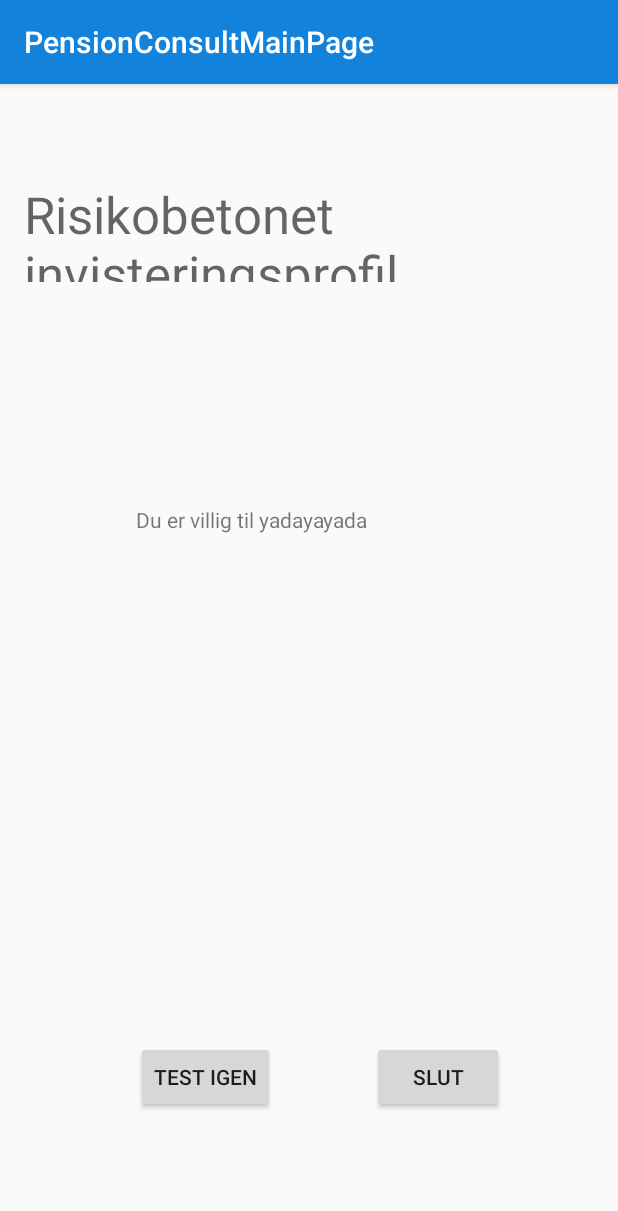
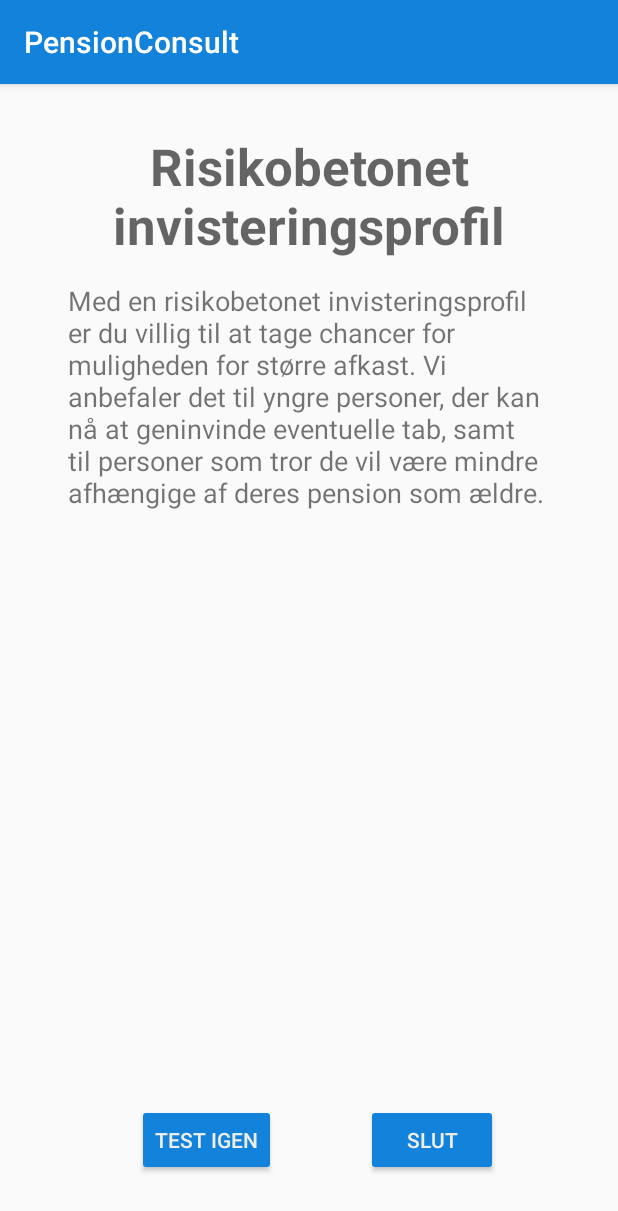
Before and after one commit to s147300/final_pensionconsult, an Android app: the TestResult screen opened directly, with no data from a screen before it, on a phone screen of 412 x 824 dp. Shown: the top 1211 px of the screen. Run offline under Robolectric (Android 15) with nearby library versions, the phone set to English and light mode, and no system bars; 1 statement that could not run was skipped.

Commit message:
test-result page test and layout changes

```diff
--- a/app/src/main/java/com/example/jonathanlarsen/pensionconsultmainpage/TestResult.java
+++ b/app/src/main/java/com/example/jonathanlarsen/pensionconsultmainpage/TestResult.java
@@ -30,19 +30,19 @@ public class TestResult extends AppCompatActivity implements View.OnClickListene
 
         if (value < 2.84) {
             headline.setText("Risikobetonet invisteringsprofil");
-            resultText.setText("Du er villig til yadayayada");
+            resultText.setText("Med en risikobetonet invisteringsprofil er du villig til at tage chancer for muligheden for større afkast. Vi anbefaler det til yngre personer, der kan nå at geninvinde eventuelle tab, samt til personer som tror de vil være mindre afhængige af deres pension som ældre.");
         }
         if (value > 2.84 && value < 3.15) {
             headline.setText("Gennemsnitlig invisteringsprofil");
-            resultText.setText("Du er villig til yadayayada");
+            resultText.setText("Med en gennemsnitlig invisteringsprofil er du villig til at tage chancer, men måske kun i dele af din opsparingsperiode. Det kan f.eks. være givligt for dig invisterer din pension i aktier imens du er ung og senere skifte over til obligationer");
         }
         if (value > 3.15 && value < 3.48) {
             headline.setText("Forsigtig invisteringsprofil");
-            resultText.setText("Du er villig til yadayayada");
+            resultText.setText("Med en forsigtig invisteringsprofil er det bedste at holde sig til invistering med lave svingninger, typisk obligatione. Der kan dog stadig være fordele ved at ændre til en mere risikobetonet gruppe i perioder af dit liv. Vi vil gerne hjælpe dig med at tage beslutninger omkring din pension undervejs. ");
         }
         if (value > 3.48) {
             headline.setText("Meget lav invisteringsprofil");
-            resultText.setText("Du er villig til yadayayada");
+            resultText.setText("Med en meget lav invisteringsprofil sværger du til de mest sikre invisteringer. Her er du sikker på at din pension ikke kommer ud for større tab på bekostning af invisteringer \n på den måde er din mulige gevinst også lille, men det du indbetaler er det du kan regne med står tilbage når tiden kommer.");
         }
 
     }
--- a/app/src/main/res/layout/activity_test_result.xml
+++ b/app/src/main/res/layout/activity_test_result.xml
@@ -9,58 +9,61 @@
     <TextView
         android:id="@+id/resultHeadline"
         android:layout_width="0dp"
-        android:layout_height="68dp"
+        android:layout_height="93dp"
+        android:layout_marginTop="32dp"
         android:text="Dit resultat: Høj risiko"
+        android:textAlignment="center"
         android:textAppearance="@style/TextAppearance.AppCompat.Display1"
-        tools:layout_constraintTop_creator="1"
+        android:textStyle="bold"
+        app:layout_constraintHorizontal_bias="0.0"
+        app:layout_constraintLeft_toLeftOf="parent"
+        app:layout_constraintRight_toRightOf="parent"
+        app:layout_constraintTop_toTopOf="parent"
+        tools:layout_constraintLeft_creator="1"
         tools:layout_constraintRight_creator="1"
-        android:layout_marginStart="16dp"
-        android:layout_marginEnd="16dp"
-        app:layout_constraintRight_toRightOf="parent"
-        android:layout_marginTop="64dp"
-        tools:layout_constraintLeft_creator="1"
-        app:layout_constraintLeft_toLeftOf="parent"
-        app:layout_constraintTop_toTopOf="parent" />
+        tools:layout_constraintTop_creator="1" />
 
     <TextView
         android:id="@+id/resultText"
-        android:layout_width="231dp"
-        android:layout_height="141dp"
+        android:layout_width="323dp"
+        android:layout_height="221dp"
+        android:layout_marginBottom="8dp"
+        android:layout_marginTop="100dp"
         android:text="Forklarende tekst tekst teksttekstteksttekstteksttekstteksttekstteksttekstteksttekstteksttekstteksttekstteksttekst "
-        tools:layout_constraintTop_creator="1"
+        android:textSize="18sp"
+        app:layout_constraintBottom_toBottomOf="parent"
+        app:layout_constraintHorizontal_bias="0.508"
+        app:layout_constraintLeft_toLeftOf="parent"
+        app:layout_constraintRight_toRightOf="parent"
+        app:layout_constraintTop_toTopOf="@+id/resultHeadline"
+        app:layout_constraintVertical_bias="0.0"
+        tools:layout_constraintBottom_creator="1"
+        tools:layout_constraintLeft_creator="1"
         tools:layout_constraintRight_creator="1"
-        tools:layout_constraintBottom_creator="1"
-        app:layout_constraintBottom_toTopOf="@+id/againButt"
-        app:layout_constraintRight_toRightOf="parent"
-        android:layout_marginTop="88dp"
-        tools:layout_constraintLeft_creator="1"
-        android:layout_marginBottom="88dp"
-        app:layout_constraintLeft_toLeftOf="parent"
-        app:layout_constraintTop_toTopOf="@+id/resultHeadline" />
+        tools:layout_constraintTop_creator="1" />
 
     <Button
         android:id="@+id/againButt"
         android:layout_width="wrap_content"
         android:layout_height="wrap_content"
-        android:layout_marginBottom="82dp"
+        android:layout_marginBottom="40dp"
         android:layout_marginLeft="8dp"
         android:layout_marginRight="8dp"
+        android:theme="@style/primaryButtons"
         android:text="Test igen"
         app:layout_constraintBottom_toBottomOf="parent"
-        app:layout_constraintHorizontal_bias="0.594"
+        app:layout_constraintHorizontal_bias="0.618"
         app:layout_constraintLeft_toLeftOf="parent"
-        app:layout_constraintRight_toLeftOf="@+id/endButt"
-        android:layout_marginStart="8dp"
-        android:layout_marginEnd="8dp" />
+        app:layout_constraintRight_toLeftOf="@+id/endButt" />
 
     <Button
         android:id="@+id/endButt"
         android:layout_width="wrap_content"
         android:layout_height="wrap_content"
-        android:layout_marginBottom="82dp"
-        android:layout_marginRight="76dp"
+        android:layout_marginBottom="40dp"
+        android:layout_marginRight="80dp"
+        android:theme="@style/primaryButtons"
         android:text="Slut"
         app:layout_constraintBottom_toBottomOf="parent"
-        app:layout_constraintRight_toRightOf="parent"
-        android:layout_marginEnd="76dp" />
+        app:layout_constraintRight_toRightOf="parent" />
 </android.support.constraint.ConstraintLayout>
--- a/app/src/main/res/values/colors.xml
+++ b/app/src/main/res/values/colors.xml
@@ -7,5 +7,5 @@
     <color name="checked">#1382da</color>
     <color name="grey">#EEEEEE</color>
     <color name="orange">#FFA726</color>
-    <color name="red">#C62828</color>
+    <color name="red">#EF5350</color>
 </resources>
--- a/app/src/main/res/values/strings.xml
+++ b/app/src/main/res/values/strings.xml
@@ -1,5 +1,5 @@
 <resources>
-    <string name="app_name">PensionConsultMainPage</string>
+    <string name="app_name">PensionConsult</string>
 
     <string name="navigation_drawer_open">Open navigation drawer</string>
     <string name="navigation_drawer_close">Close navigation drawer</string>
@@ -33,7 +33,7 @@
         ]]>
         </string>
 
-    <string name="FP_text">Vi hos PensionConsult står får uvildig rådgivning i junglen af forskellige pensionsselskaber. Vi skræddersyer en løsning specielt til dig, så du kan få mest mulig ro i sindet når det kommer til din pension. Et af værktøjerne vi bruger til at opnå det er ved hjælp af ...</string>
+    <string name="FP_text">Hos PensionConsult står vi for uvildig rådgivning i junglen af forskellige pensionsselskaber. Vi skræddersyer en løsning specielt til dig, så du kan få mest mulig ro i sindet når det kommer til din pension. Et af værktøjerne vi bruger til at hjælpe dig er vores invisteringsprofil-test. Tag den herunder.</string>
 
     <string name="Ok_text">Ok</string>
 
--- a/app/src/main/res/values/styles.xml
+++ b/app/src/main/res/values/styles.xml
@@ -25,4 +25,8 @@
         <item name="colorButtonNormal">@color/colorPrimary</item>
         <item name="android:textColor">@color/grey</item>
     </style>
+    <style name="anullButton" parent="ThemeOverlay.AppCompat">
+        <item name="colorButtonNormal">@color/red</item>
+        <item name="android:textColor">@color/grey</item>
+    </style>
 </resources>
```
Also changed, not shown: app/src/main/res/layout/activity_test_questions.xml (+6 -7 lines), app/src/main/res/layout/fragment_home.xml (+7 -6 lines).
